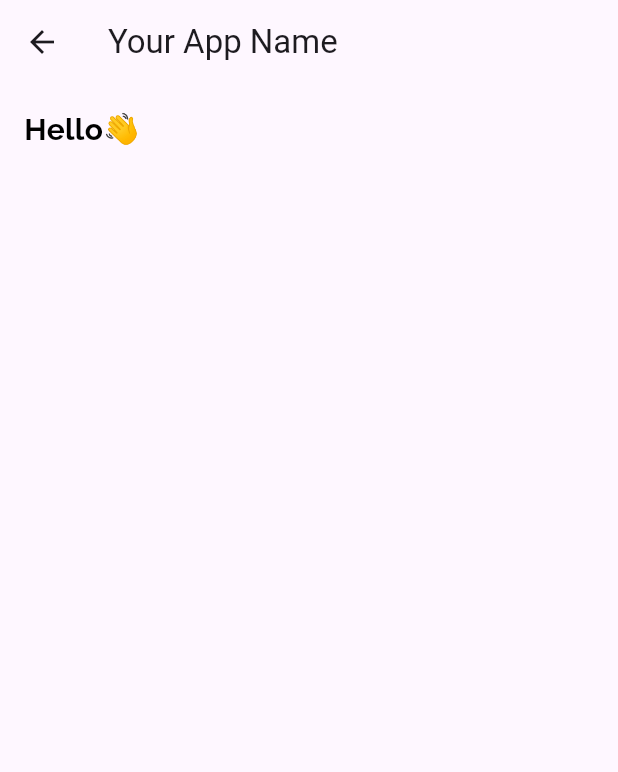
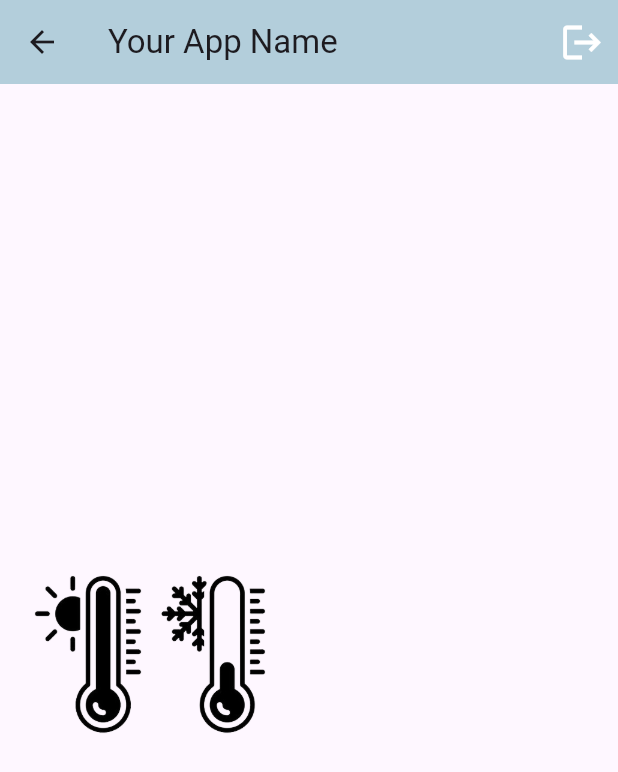
Before and after one commit to talbioumaima06/litbebe_flutter, a Flutter app: the Parametre screen opened by its route, on a phone screen of 412 x 824 dp. Shown: the top 772 px of the screen. Run offline on Flutter 3.47's test engine with Material 3 defaults, Android fonts, the phone set to English and light mode, and no system bars; our stand-ins replace firebase_auth, firebase_core, firebase_database, firebase_messaging, flutter_colorpicker, flutter_local_notifications and 2 more; accounts and stored records are empty.

Commit message:
miner changes in topbar

```diff
--- a/lib/pages/dashboard/dashboard.dart
+++ b/lib/pages/dashboard/dashboard.dart
@@ -9,6 +9,7 @@ class Dashboard extends StatelessWidget {
     return Scaffold(
       appBar: AppBar(
         title: const Text('Your App Name'),
+        automaticallyImplyLeading: false, // This removes the back button
         actions: [
           IconButton(
             onPressed: () async {
--- a/lib/pages/parametre/parametre.dart
+++ b/lib/pages/parametre/parametre.dart
@@ -1,31 +1,37 @@
 import 'package:flutter/material.dart';
-import 'package:google_fonts/google_fonts.dart';
 
 class Parametre extends StatelessWidget {
   const Parametre({super.key});
+  static const route = '/parametre';
 
   @override
   Widget build(BuildContext context) {
     return Scaffold(
       appBar: AppBar(
         title: const Text('Your App Name'),
+        actions: [
+          IconButton(
+            onPressed: () async {
+              // Implement sign out functionality here
+            },
+            icon: const Icon(
+              Icons.logout,
+              size: 30,
+            ),
+            color: Colors.white, // Change the color as per your design
+          ),
+        ],
+        backgroundColor: const Color(0xFFB3CEDB), // Set the background color of the app bar
       ),
       body: SafeArea(
         child: Column(
-          crossAxisAlignment: CrossAxisAlignment.stretch,
+          crossAxisAlignment: CrossAxisAlignment.center,
+          mainAxisAlignment: MainAxisAlignment.spaceEvenly,
           children: [
-            Padding(
-              padding: const EdgeInsets.all(16.0),
-              child: Text(
-                'Hello👋',
-                style: GoogleFonts.raleway(
-                  textStyle: const TextStyle(
-                    color: Colors.black,
-                    fontWeight: FontWeight.bold,
-                    fontSize: 20,
-                  ),
-                ),
-              ),
+            Image.asset(
+              'assets/images/temperature-removebg-preview.png',
+              height: 200,
+              width: 200,
             ),
           ],
         ),
```
Also changed, not shown: lib/pages/camera/camera.dart (+10 -10 lines), lib/pages/lumiere/lumiere.dart (+10 -10 lines), lib/pages/music/music.dart (+10 -10 lines), lib/pages/swing/swing.dart (+10 -10 lines), lib/pages/temperature/temperature.dart (+10 -10 lines).
